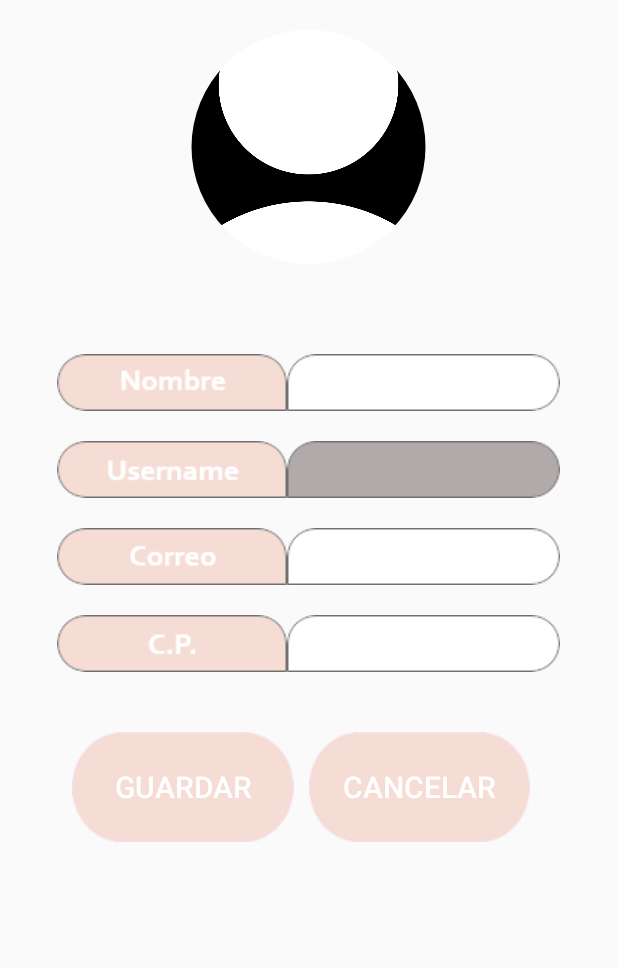
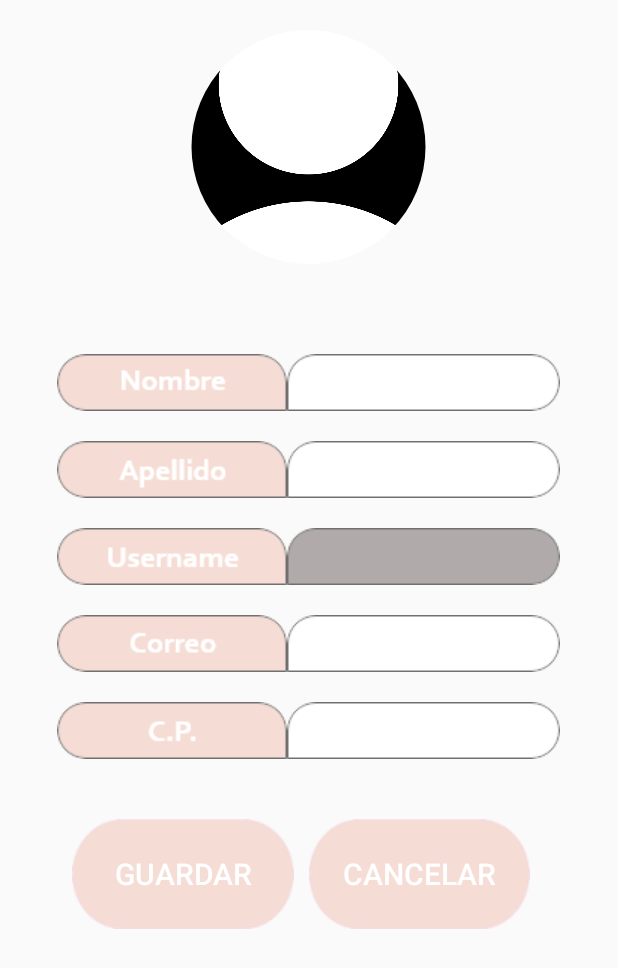
Before and after one commit to guillemballonga/WHIP, an Android app: the EditarPerfil screen opened directly, with no data from a screen before it, on a phone screen of 412 x 824 dp. Shown: the top 968 px of the screen. Run offline under Robolectric (Android 15) with nearby library versions, the light colour scheme and no system bars; our stand-ins replace CircleImageView; pictures from the network do not load.

Commit message:
Pantalla Perfil+Editar Perfil amb apellido

```diff
--- a/app/src/main/res/layout/activity_editar_perfil.xml
+++ b/app/src/main/res/layout/activity_editar_perfil.xml
@@ -59,6 +59,27 @@
                 />
 
 
+        </LinearLayout>
+
+        <LinearLayout
+            android:layout_width="match_parent"
+            android:layout_height="wrap_content"
+            android:gravity="center"
+            android:layout_marginTop="20dp">
+
+
+            <ImageView
+                android:id="@+id/camp_cognom"
+                android:layout_width="wrap_content"
+                android:layout_height="wrap_content"
+                android:src="@drawable/barracognom"/>
+            <EditText
+                android:id="@+id/escr_cognom"
+                android:layout_width="wrap_content"
+                android:layout_height="wrap_content"
+                android:background="@drawable/perfilblanc"
+                android:gravity="center"
+                />
         </LinearLayout>
 
         <LinearLayout
```
Also changed, not shown: app/src/main/res/layout/activity_mostrar_perfil.xml (+21 -0 lines), app/src/main/res/drawable/barracognom.png (added).
